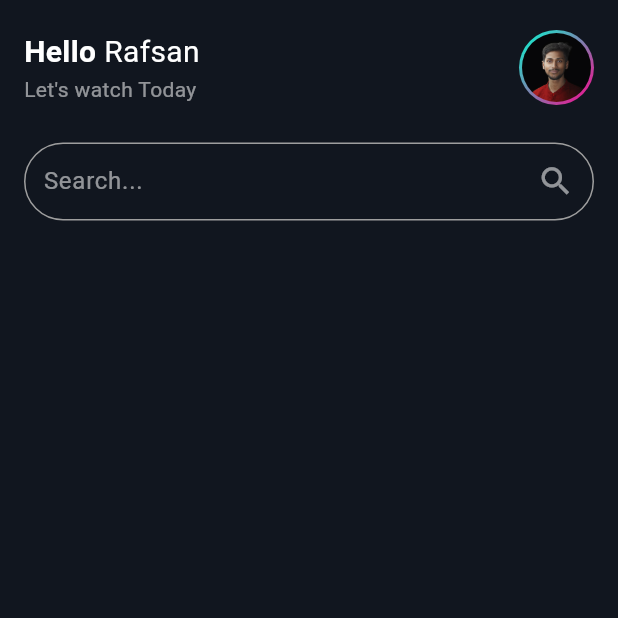
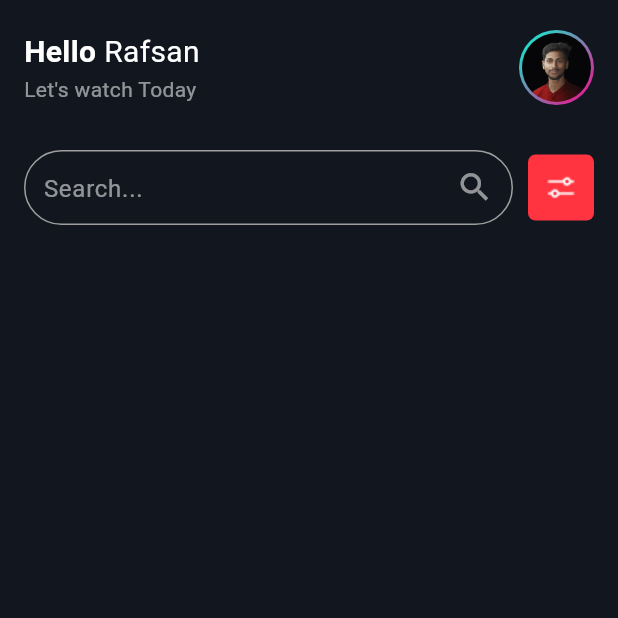
Before and after one commit to marmiju/HomeScrren-Ui, a Flutter app: the screen it shows after launch, on a phone screen of 412 x 824 dp, the top half of it. Run offline on Flutter 3.47's test engine with Material 3 defaults, Android fonts, the phone set to English and light mode, and no system bars; our stand-ins replace google_fonts.

Commit message:
serch_setting

```diff
--- a/lib/main.dart
+++ b/lib/main.dart
@@ -17,7 +17,8 @@ class MyApp extends StatelessWidget {
       theme: ThemeData(
         useMaterial3: true,
         scaffoldBackgroundColor: const Color(0xFF11161F),
-        disabledColor: Colors.white54
+        disabledColor: Colors.white54,
+        cardColor: Color(0xFFFF3440)
       ),
       home: HomeScreen()
     );
--- a/lib/widget/SearchBar/SearchField.dart
+++ b/lib/widget/SearchBar/SearchField.dart
@@ -15,7 +15,7 @@ class _SearchfieldState extends State<Searchfield> {
   Widget build(BuildContext context) {
     return Expanded(
       child: Container(
-        margin: EdgeInsets.only(top: 25),
+
         padding: EdgeInsets.symmetric(vertical: 1, horizontal: 12),
         decoration: BoxDecoration(
           borderRadius: BorderRadius.circular(30),
--- /dev/null
+++ b/lib/widget/SearchBar/SearchFilter.dart
@@ -0,0 +1,23 @@
+
+
+import 'package:flutter/material.dart';
+
+class Searchfilter extends StatelessWidget {
+  const Searchfilter({super.key});
+
+  @override
+  Widget build(BuildContext context) {
+    return Container(
+      margin: EdgeInsets.only(left: 10),
+      padding: EdgeInsets.all(10),
+
+      child: ClipRect(
+        child: Image.asset('assets/icons/Settings-adjust.png'),
+      ),
+      decoration: BoxDecoration(
+         color: Theme.of(context).cardColor,
+        borderRadius: BorderRadius.circular(5)
+      ),
+    );
+  }
+}
--- a/lib/widget/SearchBar/Serchbar.dart
+++ b/lib/widget/SearchBar/Serchbar.dart
@@ -1,5 +1,6 @@
 import 'package:flutter/material.dart';
 import 'package:home_screen/widget/SearchBar/SearchField.dart';
+import 'package:home_screen/widget/SearchBar/SearchFilter.dart';
 
 class Serchbar extends StatelessWidget {
   const Serchbar({super.key});
@@ -7,12 +8,17 @@ class Serchbar extends StatelessWidget {
   @override
   Widget build(BuildContext context) {
     return
-      Row(
-        children: [
-          Searchfield(),
+      Container(
+        margin: EdgeInsets.only(top: 30),
+        height: 50,
+        child: Row(
+          children: [
+            Searchfield(),
+            Searchfilter()
 
-        ],
+          ],
 
-    );
+            ),
+      );
   }
 }
--- a/pubspec.yaml
+++ b/pubspec.yaml
@@ -61,6 +61,7 @@ flutter:
   # To add assets to your application, add an assets section, like this:
   assets:
      - assets/images/profile.png
+     - assets/icons/Settings-adjust.png
 
   # An image asset can refer to one or more resolution-specific "variants", see
   # https://flutter.dev/to/resolution-aware-images
```
Also changed, not shown: assets/icons/Settings-adjust.png (added).
